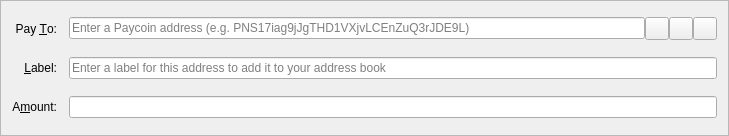
Old version of the form src/qt/forms/sendcoinsentry.ui in the repository SeppPenner/trollocoin.
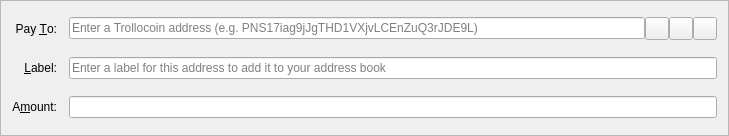
New version of the form. Icons and pictures are not drawn. Custom widgets are drawn as their Qt base class.

Commit message: Updated paycoin references.

Diff of the .ui file:
```diff
--- a/src/qt/forms/sendcoinsentry.ui
+++ b/src/qt/forms/sendcoinsentry.ui
@@ -99,7 +99,7 @@
         <number>34</number>
        </property>
        <property name="placeholderText">
-        <string>Enter a Paycoin address (e.g. PNS17iag9jJgTHD1VXjvLCEnZuQ3rJDE9L)</string>
+        <string>Enter a Trollocoin address (e.g. PNS17iag9jJgTHD1VXjvLCEnZuQ3rJDE9L)</string>
        </property>
       </widget>
      </item>
```
The commit also changes 54 other files.
